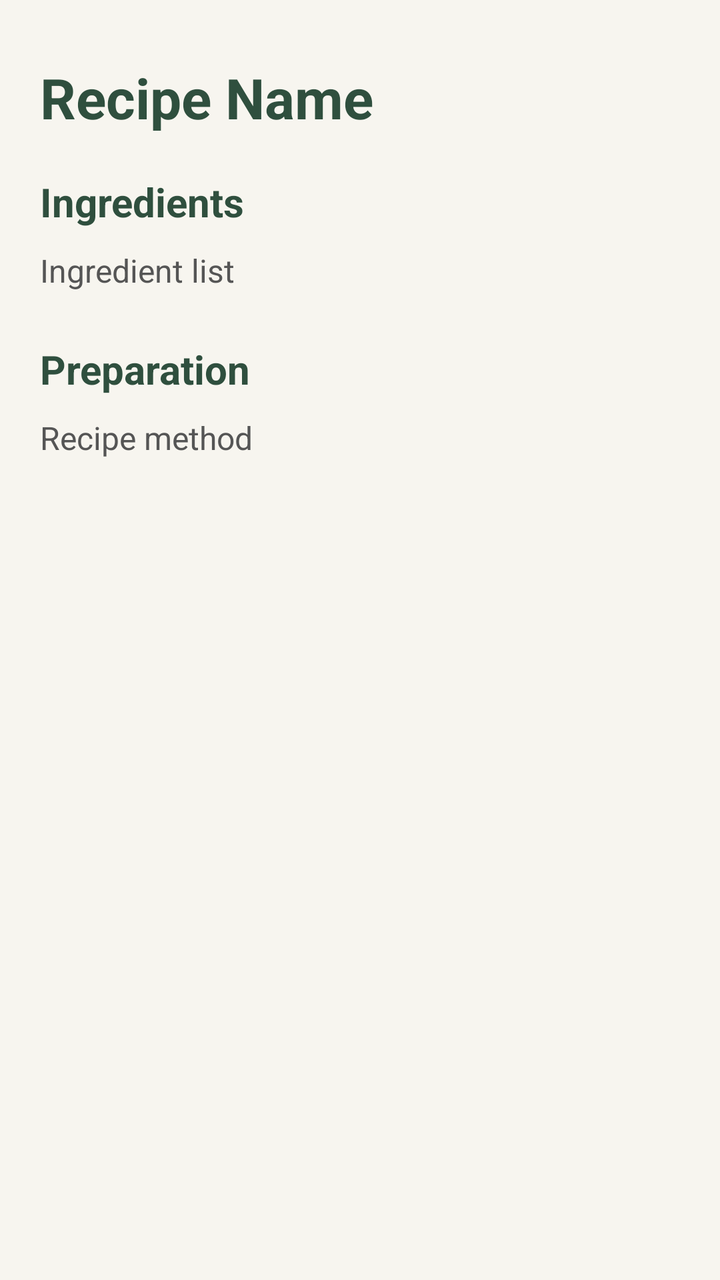
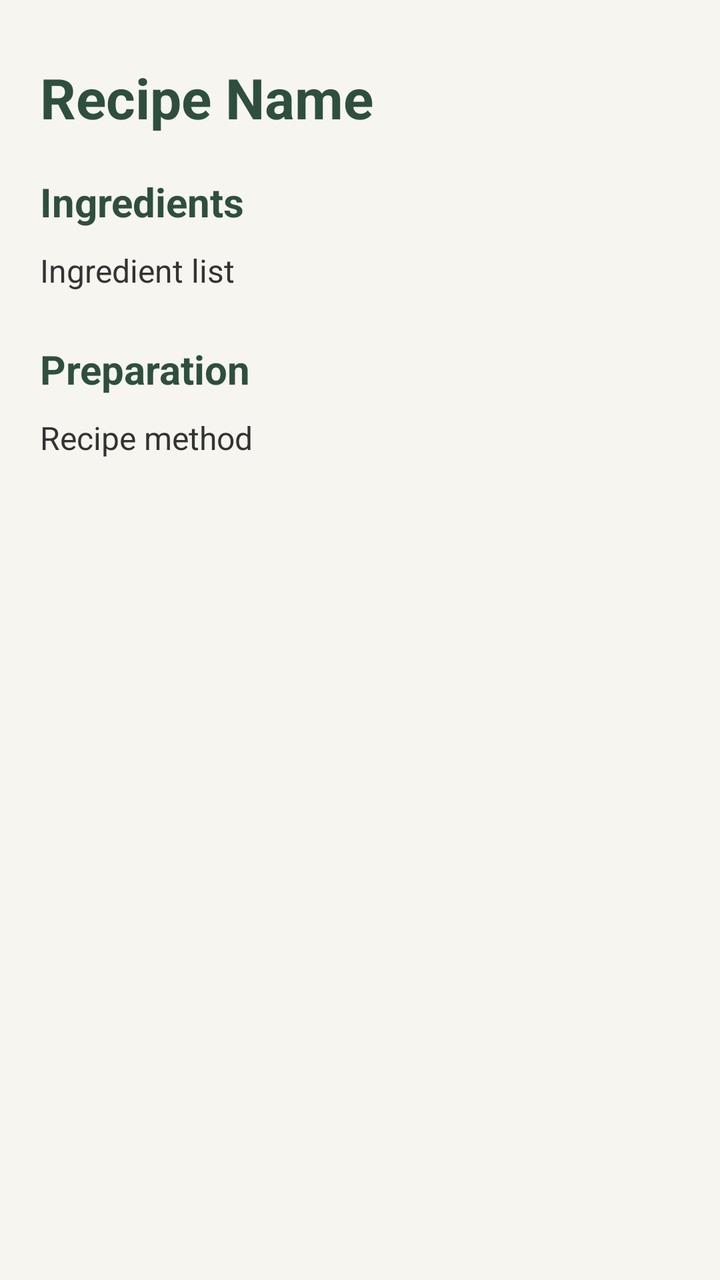

An Android layout rendered at two revisions. The XML below is the earlier revision; the diff shows what the commit changed to produce the second picture.
<!-- AndroidManifest.xml: application theme Theme.SmartPantryManager -->
<!-- res/layout/activity_recipe_detail.xml -->
<?xml version="1.0" encoding="utf-8"?>
<ScrollView xmlns:android="http://schemas.android.com/apk/res/android"
    android:layout_width="match_parent"
    android:layout_height="match_parent"
    android:background="#F7F5EF">

    <LinearLayout
        android:layout_width="match_parent"
        android:layout_height="wrap_content"
        android:orientation="vertical"
        android:padding="20dp">

        <TextView
            android:id="@+id/tvRecipeDetailName"
            android:layout_width="wrap_content"
            android:layout_height="wrap_content"
            android:text="Recipe Name"
            android:textSize="28sp"
            android:textStyle="bold"
            android:textColor="#2F4F3E"
            android:layout_marginTop="10dp"
            android:layout_marginBottom="20dp" />

        <TextView
            android:layout_width="wrap_content"
            android:layout_height="wrap_content"
            android:text="Ingredients"
            android:textSize="20sp"
            android:textStyle="bold"
            android:textColor="#2F4F3E"
            android:layout_marginBottom="10dp" />

        <TextView
            android:id="@+id/tvRecipeIngredients"
            android:layout_width="match_parent"
            android:layout_height="wrap_content"
            android:text="Ingredient list"
            android:textSize="16sp"
            android:textColor="#555555"
            android:lineSpacingExtra="5dp"
            android:layout_marginBottom="25dp" />

        <TextView
            android:layout_width="wrap_content"
            android:layout_height="wrap_content"
            android:text="Preparation"
            android:textSize="20sp"
            android:textStyle="bold"
            android:textColor="#2F4F3E"
            android:layout_marginBottom="10dp" />

        <TextView
            android:id="@+id/tvRecipeMethod"
            android:layout_width="match_parent"
            android:layout_height="wrap_content"
            android:text="Recipe method"
            android:textSize="16sp"
            android:textColor="#555555"
            android:lineSpacingExtra="5dp"
            android:layout_marginBottom="20dp" />

    </LinearLayout>

</ScrollView>
<!-- resources referenced by this layout -->
<resources>
  <style name="Theme.SmartPantryManager" parent="Base.Theme.SmartPantryManager" />
  <style name="Base.Theme.SmartPantryManager" parent="Theme.Material3.DayNight.NoActionBar">
          
          
      </style>
</resources>

<!-- the commit's change to res/layout/activity_recipe_detail.xml (unified diff, before → after) -->
@@ -2,7 +2,7 @@
 <ScrollView xmlns:android="http://schemas.android.com/apk/res/android"
     android:layout_width="match_parent"
     android:layout_height="match_parent"
-    android:background="#F7F5EF">
+    android:background="@color/cream_background">
 
     <LinearLayout
         android:layout_width="match_parent"
@@ -10,6 +10,7 @@
         android:orientation="vertical"
         android:padding="20dp">
 
+        
         <TextView
             android:id="@+id/tvRecipeDetailName"
             android:layout_width="wrap_content"
@@ -17,17 +18,18 @@
             android:text="Recipe Name"
             android:textSize="28sp"
             android:textStyle="bold"
-            android:textColor="#2F4F3E"
+            android:textColor="@color/dark_green"
             android:layout_marginTop="10dp"
             android:layout_marginBottom="20dp" />
 
+        
         <TextView
             android:layout_width="wrap_content"
             android:layout_height="wrap_content"
             android:text="Ingredients"
             android:textSize="20sp"
             android:textStyle="bold"
-            android:textColor="#2F4F3E"
+            android:textColor="@color/dark_green"
             android:layout_marginBottom="10dp" />
 
         <TextView
@@ -36,17 +38,18 @@
             android:layout_height="wrap_content"
             android:text="Ingredient list"
             android:textSize="16sp"
-            android:textColor="#555555"
+            android:textColor="@color/text_primary"
             android:lineSpacingExtra="5dp"
             android:layout_marginBottom="25dp" />
 
+        
         <TextView
             android:layout_width="wrap_content"
             android:layout_height="wrap_content"
             android:text="Preparation"
             android:textSize="20sp"
             android:textStyle="bold"
-            android:textColor="#2F4F3E"
+            android:textColor="@color/dark_green"
             android:layout_marginBottom="10dp" />
 
         <TextView
@@ -55,7 +58,7 @@
             android:layout_height="wrap_content"
             android:text="Recipe method"
             android:textSize="16sp"
-            android:textColor="#555555"
+            android:textColor="@color/text_primary"
             android:lineSpacingExtra="5dp"
             android:layout_marginBottom="20dp" />
 
<!-- resource entries referenced after the edit -->
@@ -1,9 +1,30 @@
 <!-- resources referenced by this layout -->
 <resources>
+  <color name="cream_background">#F7F5EF</color>
+  <color name="dark_green">#2F4F3E</color>
+  <color name="text_primary">#333333</color>
   <style name="Theme.SmartPantryManager" parent="Base.Theme.SmartPantryManager" />
   <style name="Base.Theme.SmartPantryManager" parent="Theme.Material3.DayNight.NoActionBar">
-          
-          
+  
+          <item name="colorPrimary">@color/dark_green</item>
+          <item name="colorOnPrimary">@color/white</item>
+  
+          <item name="colorSecondary">@color/accent_green</item>
+          <item name="colorOnSecondary">@color/white</item>
+  
+          <item name="colorTertiary">@color/medium_green</item>
+  
+          <item name="android:colorAccent">@color/accent_green</item>
+  
+          <item name="android:navigationBarColor">@color/black</item>
+          <item name="android:statusBarColor">@color/dark_green</item>
+  
+          <item name="android:windowLightStatusBar">false</item>
+  
       </style>
+  <color name="white">#FFFFFFFF</color>
+  <color name="accent_green">#6F8F78</color>
+  <color name="medium_green">#5F7A68</color>
+  <color name="black">#FF000000</color>
 </resources>
 
